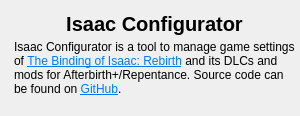
BrakeDude/IsaacConfigurator, file about.ui: the form before one commit.
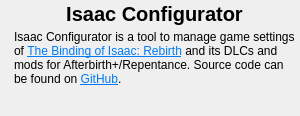
The form after the commit.

Commit message: Update about.ui, imc_es_ES.ts, imc_ru_RU.ts, and 1 more file

```diff
--- a/about.ui
+++ b/about.ui
@@ -17,7 +17,7 @@
    <property name="geometry">
     <rect>
      <x>9</x>
-     <y>10</y>
+     <y>0</y>
      <width>291</width>
      <height>28</height>
     </rect>
@@ -42,7 +42,7 @@
    <property name="geometry">
     <rect>
      <x>14</x>
-     <y>40</y>
+     <y>30</y>
      <width>281</width>
      <height>71</height>
     </rect>
```
Left out of the diff: 2 changed lines with no effect on the pictures. The commit also changes 3 other files.
